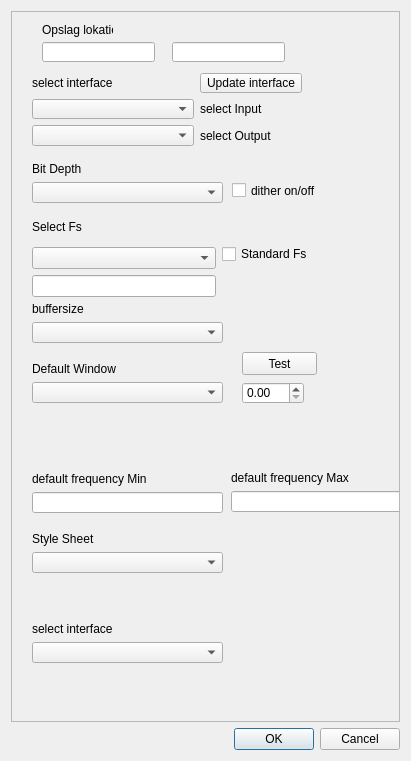
First picture: the form in ui/jBae-Meas_Pref_0_15.ui, repository Jee-Bee/Meas, before the edit.
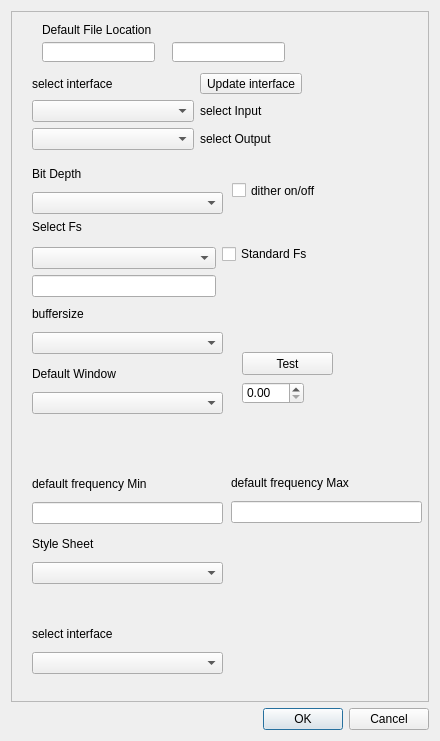
Second picture: the form after the edit.

Commit message: update Preferences gui and add made py file for it

Patch:
```diff
--- a/ui/jBae-Meas_Pref_0_15.ui
+++ b/ui/jBae-Meas_Pref_0_15.ui
@@ -6,8 +6,8 @@
    <rect>
     <x>0</x>
     <y>0</y>
-    <width>411</width>
-    <height>761</height>
+    <width>440</width>
+    <height>741</height>
    </rect>
   </property>
   <property name="windowTitle">
@@ -27,8 +27,8 @@
        <rect>
         <x>0</x>
         <y>0</y>
-        <width>391</width>
-        <height>712</height>
+        <width>420</width>
+        <height>688</height>
        </rect>
       </property>
       <widget class="QLineEdit" name="lineEdit">
@@ -56,12 +56,12 @@
         <rect>
          <x>30</x>
          <y>10</y>
-         <width>71</width>
+         <width>141</width>
          <height>16</height>
         </rect>
        </property>
        <property name="text">
-        <string>Opslag lokatie</string>
+        <string>Default File Location</string>
        </property>
       </widget>
       <widget class="QWidget" name="layoutWidget">
@@ -109,7 +109,7 @@
          <x>20</x>
          <y>350</y>
          <width>191</width>
-         <height>41</height>
+         <height>52</height>
         </rect>
        </property>
        <layout class="QVBoxLayout" name="verticalLayout_5">
@@ -151,7 +151,7 @@
          <x>20</x>
          <y>150</y>
          <width>191</width>
-         <height>41</height>
+         <height>52</height>
         </rect>
        </property>
        <layout class="QVBoxLayout" name="verticalLayout_6">
@@ -189,7 +189,7 @@
         <rect>
          <x>230</x>
          <y>340</y>
-         <width>75</width>
+         <width>91</width>
          <height>23</height>
         </rect>
        </property>
@@ -203,7 +203,7 @@
          <x>20</x>
          <y>520</y>
          <width>191</width>
-         <height>41</height>
+         <height>52</height>
         </rect>
        </property>
        <layout class="QVBoxLayout" name="verticalLayout">
@@ -232,7 +232,7 @@
          <x>219</x>
          <y>459</y>
          <width>191</width>
-         <height>41</height>
+         <height>52</height>
         </rect>
        </property>
        <layout class="QVBoxLayout" name="verticalLayout_2">
@@ -261,7 +261,7 @@
          <x>20</x>
          <y>460</y>
          <width>191</width>
-         <height>41</height>
+         <height>52</height>
         </rect>
        </property>
        <layout class="QVBoxLayout" name="verticalLayout_3">
@@ -280,6 +280,9 @@
             <height>0</height>
            </size>
           </property>
+          <property name="text">
+           <string/>
+          </property>
          </widget>
         </item>
        </layout>
@@ -290,7 +293,7 @@
          <x>20</x>
          <y>290</y>
          <width>191</width>
-         <height>41</height>
+         <height>52</height>
         </rect>
        </property>
        <layout class="QVBoxLayout" name="verticalLayout_4">
@@ -318,8 +321,8 @@
         <rect>
          <x>20</x>
          <y>61</y>
-         <width>281</width>
-         <height>73</height>
+         <width>295</width>
+         <height>93</height>
         </rect>
        </property>
        <layout class="QFormLayout" name="formLayout">
@@ -379,7 +382,7 @@
          <x>20</x>
          <y>610</y>
          <width>191</width>
-         <height>41</height>
+         <height>52</height>
         </rect>
        </property>
        <layout class="QVBoxLayout" name="verticalLayout_7">
```
Left out of the diff: 63 changed lines with no effect on the pictures. The commit also changes 2 other files.
